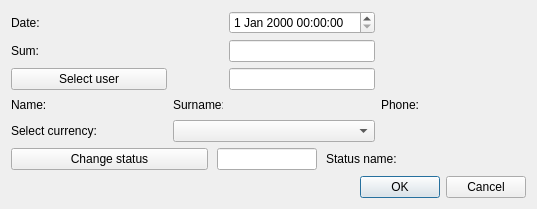
Qt form OrmasAdmin/OrmasAdmin/CreatePmtDlg.ui (Dalerjon/TheOrmasProejct) before a commit.
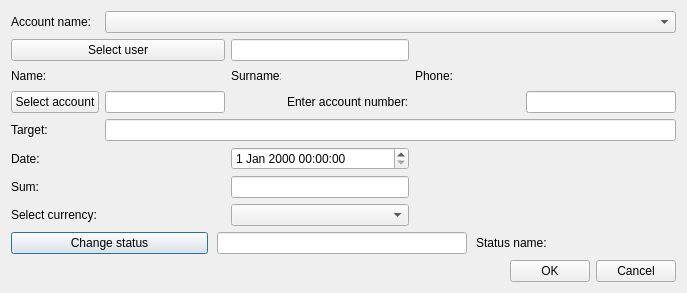
The same form after that commit.

Patch:
```diff
--- a/OrmasAdmin/OrmasAdmin/CreatePmtDlg.ui
+++ b/OrmasAdmin/OrmasAdmin/CreatePmtDlg.ui
@@ -6,8 +6,8 @@
    <rect>
     <x>0</x>
     <y>0</y>
-    <width>537</width>
-    <height>209</height>
+    <width>687</width>
+    <height>290</height>
    </rect>
   </property>
   <property name="windowTitle">
@@ -32,7 +32,116 @@
    <property name="bottomMargin">
     <number>11</number>
    </property>
-   <item row="4" column="3">
+   <item row="13" column="0" colspan="6">
+    <widget class="QWidget" name="statusWidget" native="true">
+     <layout class="QHBoxLayout" name="horizontalLayout_3">
+      <property name="spacing">
+       <number>9</number>
+      </property>
+      <property name="leftMargin">
+       <number>0</number>
+      </property>
+      <property name="topMargin">
+       <number>0</number>
+      </property>
+      <property name="rightMargin">
+       <number>0</number>
+      </property>
+      <property name="bottomMargin">
+       <number>0</number>
+      </property>
+      <item>
+       <widget class="QPushButton" name="statusBtn">
+        <property name="sizePolicy">
+         <sizepolicy hsizetype="Fixed" vsizetype="Fixed">
+          <horstretch>0</horstretch>
+          <verstretch>0</verstretch>
+         </sizepolicy>
+        </property>
+        <property name="minimumSize">
+         <size>
+          <width>197</width>
+          <height>0</height>
+         </size>
+        </property>
+        <property name="text">
+         <string>Change status</string>
+        </property>
+       </widget>
+      </item>
+      <item>
+       <widget class="QLineEdit" name="statusEdit">
+        <property name="readOnly">
+         <bool>true</bool>
+        </property>
+       </widget>
+      </item>
+      <item>
+       <widget class="QLabel" name="statusLb">
+        <property name="text">
+         <string>Status name:</string>
+        </property>
+       </widget>
+      </item>
+      <item>
+       <widget class="QLabel" name="statusPh">
+        <property name="minimumSize">
+         <size>
+          <width>120</width>
+          <height>0</height>
+         </size>
+        </property>
+        <property name="font">
+         <font>
+          <family>Times New Roman</family>
+          <pointsize>12</pointsize>
+          <weight>75</weight>
+          <italic>true</italic>
+          <bold>true</bold>
+         </font>
+        </property>
+        <property name="text">
+         <string/>
+        </property>
+       </widget>
+      </item>
+     </layout>
+    </widget>
+   </item>
+   <item row="1" column="0">
+    <widget class="QLabel" name="accountNameLb">
+     <property name="text">
+      <string>Account name:</string>
+     </property>
+    </widget>
+   </item>
+   <item row="9" column="0">
+    <widget class="QLabel" name="targetLB">
+     <property name="text">
+      <string>Target:</string>
+     </property>
+    </widget>
+   </item>
+   <item row="7" column="2">
+    <widget class="QLabel" name="surnameLb">
+     <property name="minimumSize">
+      <size>
+       <width>50</width>
+       <height>0</height>
+      </size>
+     </property>
+     <property name="maximumSize">
+      <size>
+       <width>50</width>
+       <height>16777215</height>
+      </size>
+     </property>
+     <property name="text">
+      <string>Surname:</string>
+     </property>
+    </widget>
+   </item>
+   <item row="6" column="2" colspan="2">
     <widget class="QLineEdit" name="userEdit">
      <property name="toolTip">
       <string>Must not be empty</string>
@@ -42,77 +151,99 @@
      </property>
     </widget>
    </item>
-   <item row="5" column="4">
+   <item row="9" column="1" colspan="5">
+    <widget class="QLineEdit" name="targetEdit"/>
+   </item>
+   <item row="1" column="1" colspan="5">
+    <widget class="QComboBox" name="accountCmb"/>
+   </item>
+   <item row="7" column="4">
     <widget class="QLabel" name="phoneLb">
      <property name="text">
       <string>Phone:</string>
      </property>
     </widget>
    </item>
-   <item row="5" column="2">
-    <widget class="QLabel" name="surnameLb">
+   <item row="8" column="5">
+    <widget class="QLineEdit" name="accNumberEdit">
      <property name="minimumSize">
       <size>
-       <width>50</width>
+       <width>150</width>
        <height>0</height>
       </size>
      </property>
      <property name="maximumSize">
       <size>
-       <width>50</width>
+       <width>150</width>
        <height>16777215</height>
       </size>
      </property>
      <property name="text">
-      <string>Surname:</string>
+      <string/>
      </property>
     </widget>
    </item>
-   <item row="5" column="3">
-    <widget class="QLabel" name="surnamePh">
+   <item row="11" column="0">
+    <widget class="QLabel" name="valieLb">
+     <property name="text">
+      <string>Sum:</string>
+     </property>
+    </widget>
+   </item>
+   <item row="10" column="2" colspan="2">
+    <widget class="QDateTimeEdit" name="dateEdit"/>
+   </item>
+   <item row="11" column="2" colspan="2">
+    <widget class="QLineEdit" name="valueEdit">
+     <property name="toolTip">
+      <string>&lt;html&gt;&lt;head/&gt;&lt;body&gt;&lt;p&gt;For example: 300 (depending on currency, in that case 300 USD)&lt;/p&gt;&lt;/body&gt;&lt;/html&gt;</string>
+     </property>
+    </widget>
+   </item>
+   <item row="12" column="0" colspan="2">
+    <widget class="QLabel" name="currencyLb">
+     <property name="text">
+      <string>Select currency:</string>
+     </property>
+    </widget>
+   </item>
+   <item row="6" column="0" colspan="2">
+    <widget class="QPushButton" name="userBtn">
      <property name="minimumSize">
       <size>
-       <width>100</width>
+       <width>150</width>
        <height>0</height>
       </size>
      </property>
-     <property name="font">
-      <font>
-       <family>Times New Roman</family>
-       <pointsize>12</pointsize>
-       <weight>75</weight>
-       <italic>true</italic>
-       <bold>true</bold>
-      </font>
-     </property>
      <property name="text">
-      <string/>
+      <string>Select user</string>
      </property>
     </widget>
    </item>
-   <item row="5" column="5">
-    <widget class="QLabel" name="phonePh">
-     <property name="minimumSize">
+   <item row="12" column="2" colspan="2">
+    <widget class="QComboBox" name="currencyCmb"/>
+   </item>
+   <item row="8" column="1">
+    <widget class="QLineEdit" name="accIDEdit">
+     <property name="maximumSize">
       <size>
-       <width>100</width>
-       <height>0</height>
+       <width>120</width>
+       <height>16777215</height>
       </size>
      </property>
-     <property name="font">
-      <font>
-       <family>Times New Roman</family>
-       <pointsize>12</pointsize>
-       <weight>75</weight>
-       <italic>true</italic>
-       <bold>true</bold>
-      </font>
+     <property name="readOnly">
+      <bool>true</bool>
      </property>
+    </widget>
+   </item>
+   <item row="8" column="3">
+    <widget class="QLabel" name="daLb_2">
      <property name="text">
-      <string/>
+      <string>Enter account number:</string>
      </property>
     </widget>
    </item>
-   <item row="8" column="0" colspan="6">
+   <item row="14" column="0" colspan="6">
     <layout class="QHBoxLayout" name="horizontalLayout">
      <item>
       <spacer name="horizontalSpacer">
@@ -143,7 +274,7 @@
      </item>
     </layout>
    </item>
-   <item row="5" column="0">
+   <item row="7" column="0">
     <widget class="QLabel" name="nameLb">
      <property name="minimumSize">
       <size>
@@ -162,21 +293,36 @@
      </property>
     </widget>
    </item>
-   <item row="0" column="0">
+   <item row="10" column="0">
     <widget class="QLabel" name="dateLb">
      <property name="text">
       <string>Date:</string>
      </property>
     </widget>
    </item>
-   <item row="2" column="0">
-    <widget class="QLabel" name="valieLb">
+   <item row="7" column="3">
+    <widget class="QLabel" name="surnamePh">
+     <property name="minimumSize">
+      <size>
+       <width>100</width>
+       <height>0</height>
+      </size>
+     </property>
+     <property name="font">
+      <font>
+       <family>Times New Roman</family>
+       <pointsize>12</pointsize>
+       <weight>75</weight>
+       <italic>true</italic>
+       <bold>true</bold>
+      </font>
+     </property>
      <property name="text">
-      <string>Sum:</string>
+      <string/>
      </property>
     </widget>
    </item>
-   <item row="5" column="1">
+   <item row="7" column="1">
     <widget class="QLabel" name="namePh">
      <property name="minimumSize">
       <size>
@@ -198,95 +344,11 @@
      </property>
     </widget>
    </item>
-   <item row="6" column="0" colspan="2">
-    <widget class="QLabel" name="currencyLb">
-     <property name="text">
-      <string>Select currency:</string>
-     </property>
-    </widget>
-   </item>
-   <item row="4" column="0" colspan="2">
-    <widget class="QPushButton" name="userBtn">
+   <item row="7" column="5">
+    <widget class="QLabel" name="phonePh">
      <property name="minimumSize">
       <size>
-       <width>150</width>
-       <height>0</height>
-      </size>
-     </property>
-     <property name="text">
-      <string>Select user</string>
-     </property>
-    </widget>
-   </item>
-   <item row="6" column="2" colspan="2">
-    <widget class="QComboBox" name="currencyCmb"/>
-   </item>
-   <item row="2" column="3">
-    <widget class="QLineEdit" name="valueEdit">
-     <property name="toolTip">
-      <string>&lt;html&gt;&lt;head/&gt;&lt;body&gt;&lt;p&gt;For example: 300 (depending on currency, in that case 300 USD)&lt;/p&gt;&lt;/body&gt;&lt;/html&gt;</string>
-     </property>
-    </widget>
-   </item>
-   <item row="0" column="3">
-    <widget class="QDateTimeEdit" name="dateEdit"/>
-   </item>
-   <item row="7" column="0" colspan="6">
-    <widget class="QWidget" name="statusWidget" native="true">
-     <layout class="QHBoxLayout" name="horizontalLayout_3">
-      <property name="spacing">
-       <number>9</number>
-      </property>
-      <property name="leftMargin">
-       <number>0</number>
-      </property>
-      <property name="topMargin">
-       <number>0</number>
-      </property>
-      <property name="rightMargin">
-       <number>0</number>
-      </property>
-      <property name="bottomMargin">
-       <number>0</number>
-      </property>
-      <item>
-       <widget class="QPushButton" name="statusBtn">
-        <property name="sizePolicy">
-         <sizepolicy hsizetype="Fixed" vsizetype="Fixed">
-          <horstretch>0</horstretch>
-          <verstretch>0</verstretch>
-         </sizepolicy>
-        </property>
-        <property name="minimumSize">
-         <size>
-          <width>197</width>
-          <height>0</height>
-         </size>
-        </property>
-        <property name="text">
-         <string>Change status</string>
-        </property>
-       </widget>
-      </item>
-      <item>
-       <widget class="QLineEdit" name="statusEdit">
-        <property name="readOnly">
-         <bool>true</bool>
-        </property>
-       </widget>
-      </item>
-      <item>
-       <widget class="QLabel" name="statusLb">
-        <property name="text">
-         <string>Status name:</string>
-        </property>
-       </widget>
-      </item>
-      <item>
-       <widget class="QLabel" name="statusPh">
-        <property name="minimumSize">
-         <size>
-          <width>120</width>
+       <width>100</width>
           <height>0</height>
          </size>
         </property>
@@ -304,7 +366,11 @@
         </property>
        </widget>
       </item>
-     </layout>
+   <item row="8" column="0">
+    <widget class="QPushButton" name="accBtn">
+     <property name="text">
+      <string>Select account</string>
+     </property>
     </widget>
    </item>
   </layout>
```
Left out of the diff: 3 changed lines with no effect on the pictures. Lines whose indentation alone changed are shown as unchanged.
